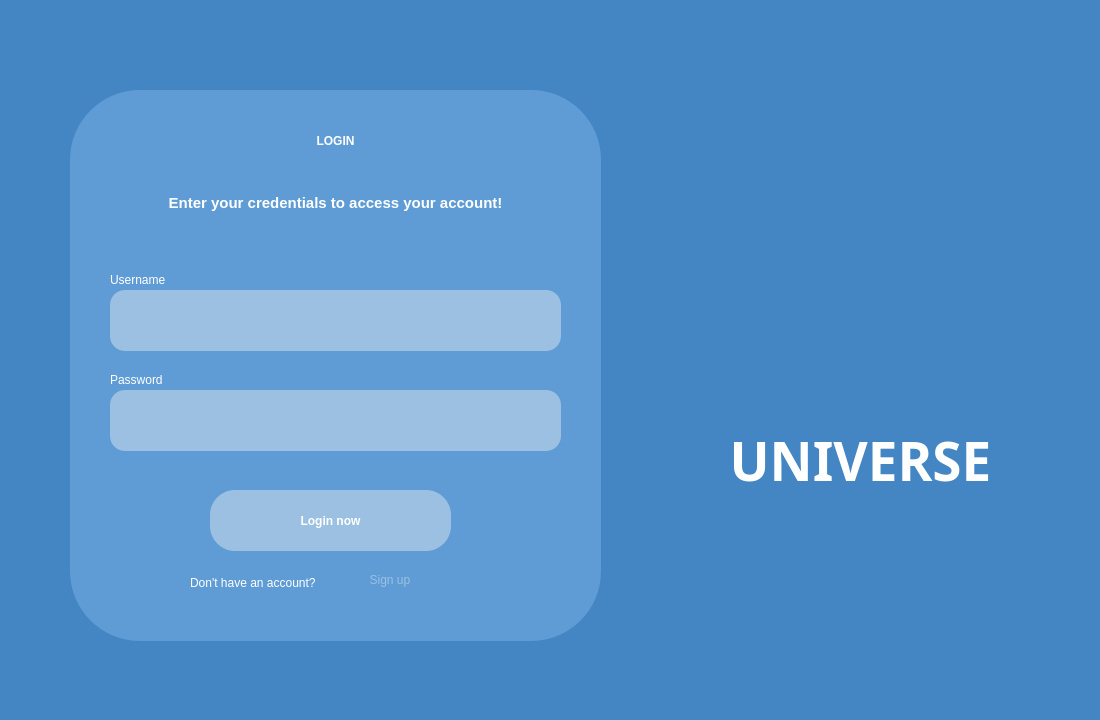
Above: AGUniverse/login.ui from codingburgas/sprint-eschool-ag-universe before the change. Below: the same form after it.
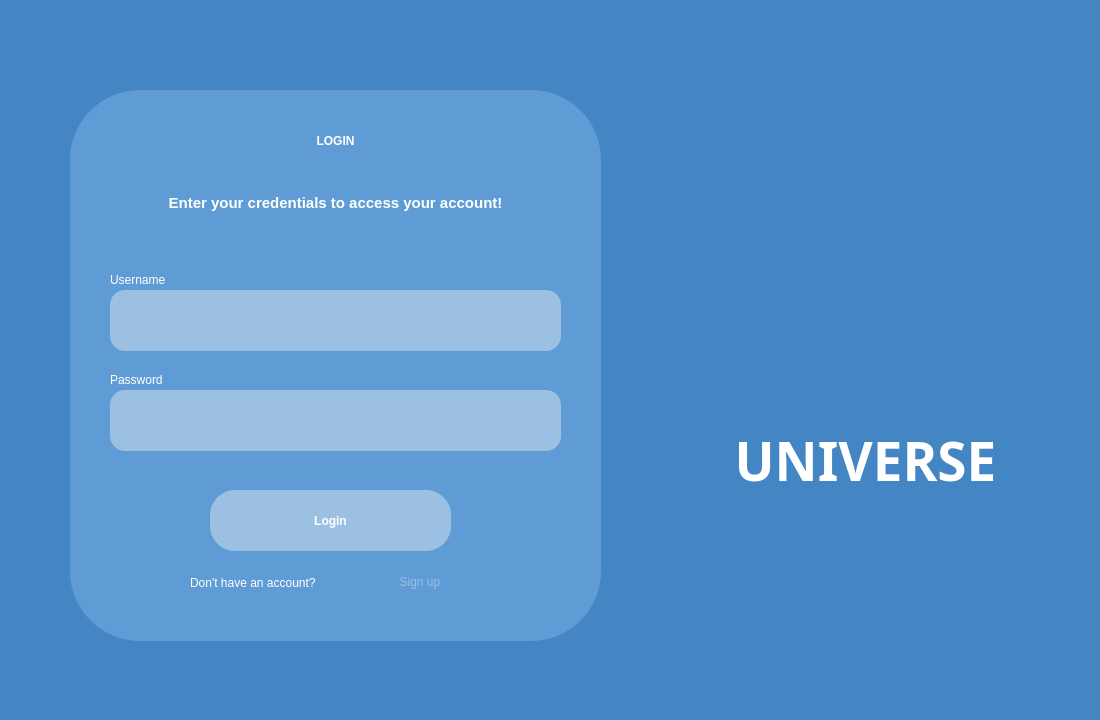
That is the form after the change. Icons and pictures are not drawn.

The edit to the form file:
```diff
--- a/AGUniverse/login.ui
+++ b/AGUniverse/login.ui
@@ -209,7 +209,7 @@
 font-weight:bold;</string>
     </property>
     <property name="text">
-     <string>Login now</string>
+     <string>Login</string>
     </property>
    </widget>
    <widget class="QLabel" name="label_6">
@@ -231,8 +231,8 @@
    <widget class="QPushButton" name="pushButton_2">
     <property name="geometry">
      <rect>
-      <x>350</x>
-      <y>568</y>
+      <x>380</x>
+      <y>570</y>
       <width>80</width>
       <height>24</height>
      </rect>
@@ -268,9 +268,9 @@
    <widget class="QLabel" name="label_8">
     <property name="geometry">
      <rect>
-      <x>700</x>
+      <x>690</x>
       <y>430</y>
-      <width>321</width>
+      <width>351</width>
       <height>61</height>
      </rect>
     </property>
```
Left out of the diff: 2 changed lines with no effect on the pictures.
